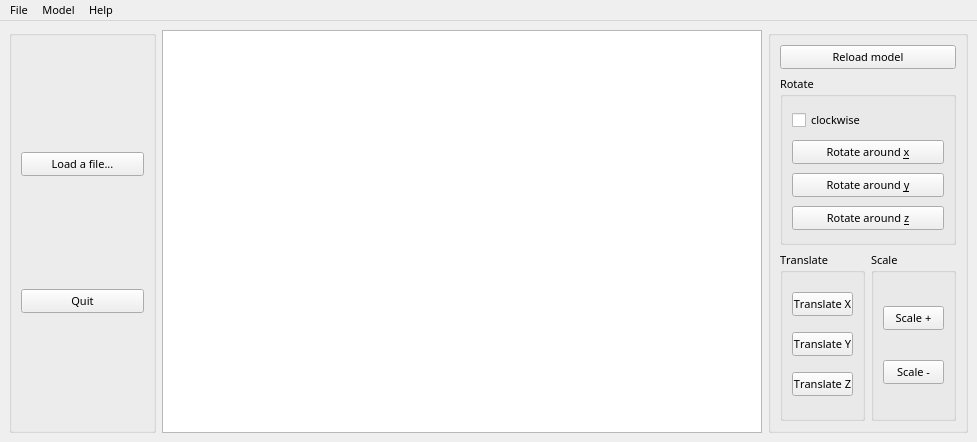
First picture: the form in obj_viewer/gui/layout.ui, repository koniiiik/obj_viewer, before the edit.
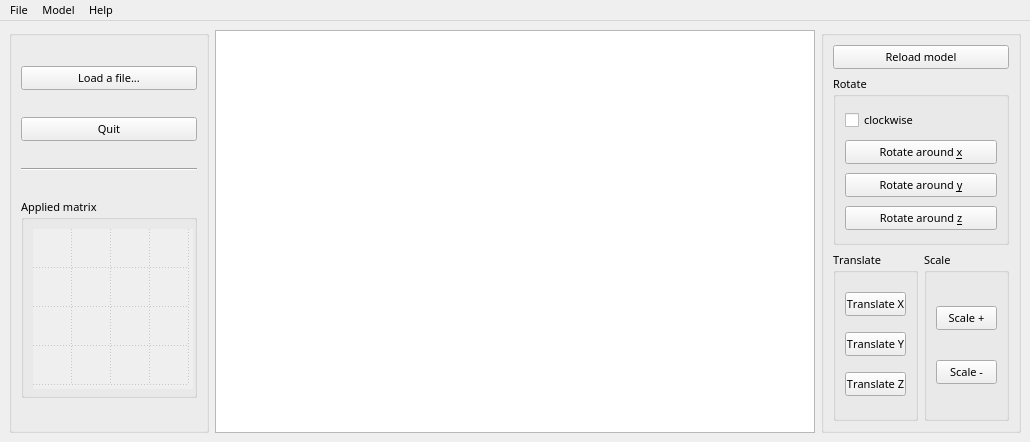
Second picture: the form after the edit.

Diff of the .ui file:
```diff
--- a/obj_viewer/gui/layout.ui
+++ b/obj_viewer/gui/layout.ui
@@ -6,7 +6,7 @@
    <rect>
     <x>0</x>
     <y>0</y>
-    <width>977</width>
+    <width>1030</width>
     <height>442</height>
    </rect>
   </property>
@@ -49,13 +49,13 @@
      <widget class="QGroupBox" name="leftBox">
       <property name="minimumSize">
        <size>
-        <width>147</width>
+        <width>200</width>
         <height>0</height>
        </size>
       </property>
       <property name="maximumSize">
        <size>
-        <width>147</width>
+        <width>200</width>
         <height>16777215</height>
        </size>
       </property>
@@ -79,13 +79,98 @@
          </property>
         </widget>
        </item>
-       <item row="1" column="0">
+       <item row="2" column="0">
         <widget class="QPushButton" name="quitButton">
          <property name="text">
           <string>Quit</string>
          </property>
         </widget>
        </item>
+       <item row="3" column="0">
+        <widget class="Line" name="line">
+         <property name="orientation">
+          <enum>Qt::Horizontal</enum>
+         </property>
+        </widget>
+       </item>
+       <item row="4" column="0">
+        <widget class="QGroupBox" name="matrixBox">
+         <property name="minimumSize">
+          <size>
+           <width>0</width>
+           <height>200</height>
+          </size>
+         </property>
+         <property name="maximumSize">
+          <size>
+           <width>16777215</width>
+           <height>200</height>
+          </size>
+         </property>
+         <property name="title">
+          <string>Applied matrix</string>
+         </property>
+         <layout class="QVBoxLayout" name="verticalLayout_4">
+          <item>
+           <widget class="QTableWidget" name="matrixView">
+            <property name="enabled">
+             <bool>false</bool>
+            </property>
+            <property name="minimumSize">
+             <size>
+              <width>160</width>
+              <height>160</height>
+             </size>
+            </property>
+            <property name="maximumSize">
+             <size>
+              <width>160</width>
+              <height>160</height>
+             </size>
+            </property>
+            <property name="frameShape">
+             <enum>QFrame::NoFrame</enum>
+            </property>
+            <property name="dragDropOverwriteMode">
+             <bool>false</bool>
+            </property>
+            <property name="gridStyle">
+             <enum>Qt::DotLine</enum>
+            </property>
+            <property name="cornerButtonEnabled">
+             <bool>false</bool>
+            </property>
+            <property name="rowCount">
+             <number>4</number>
+            </property>
+            <property name="columnCount">
+             <number>4</number>
+            </property>
+            <attribute name="horizontalHeaderVisible">
+             <bool>false</bool>
+            </attribute>
+            <attribute name="horizontalHeaderDefaultSectionSize">
+             <number>39</number>
+            </attribute>
+            <attribute name="verticalHeaderVisible">
+             <bool>false</bool>
+            </attribute>
+            <attribute name="verticalHeaderDefaultSectionSize">
+             <number>39</number>
+            </attribute>
+            <row/>
+            <row/>
+            <row/>
+            <row/>
+            <column/>
+            <column/>
+            <column/>
+            <column/>
+           </widget>
+          </item>
+         </layout>
+        </widget>
+       </item>
       </layout>
      </widget>
     </item>
@@ -109,18 +194,12 @@
       <layout class="QGridLayout" name="gridLayout_3">
        <item row="6" column="0">
         <widget class="QGroupBox" name="translationBox">
-         <property name="enabled">
-          <bool>true</bool>
-         </property>
          <property name="title">
           <string>Translate</string>
          </property>
          <layout class="QVBoxLayout" name="verticalLayout_2">
           <item>
            <widget class="QPushButton" name="translateXButton">
-            <property name="enabled">
-             <bool>true</bool>
-            </property>
             <property name="text">
              <string>Translate X</string>
             </property>
@@ -128,9 +207,6 @@
           </item>
           <item>
            <widget class="QPushButton" name="translateYButton">
-            <property name="enabled">
-             <bool>true</bool>
-            </property>
             <property name="styleSheet">
              <string notr="true">alternate-background-color: rgb(255, 255, 0);</string>
             </property>
@@ -141,9 +217,6 @@
           </item>
           <item>
            <widget class="QPushButton" name="translateZButton">
-            <property name="enabled">
-             <bool>true</bool>
-            </property>
             <property name="text">
              <string>Translate Z</string>
             </property>
@@ -154,28 +227,19 @@
        </item>
        <item row="6" column="1">
         <widget class="QGroupBox" name="scalingBox">
-         <property name="enabled">
-          <bool>true</bool>
-         </property>
          <property name="title">
           <string>Scale</string>
          </property>
          <layout class="QVBoxLayout" name="verticalLayout_3">
           <item>
-           <widget class="QPushButton" name="scalePlusButton">
-            <property name="enabled">
-             <bool>true</bool>
-            </property>
+           <widget class="QPushButton" name="scaleUpButton">
             <property name="text">
              <string>Scale +</string>
             </property>
            </widget>
           </item>
           <item>
-           <widget class="QPushButton" name="scaleMinusButton">
-            <property name="enabled">
-             <bool>true</bool>
-            </property>
+           <widget class="QPushButton" name="scaleDownButton">
             <property name="text">
              <string>Scale -</string>
             </property>
@@ -186,9 +250,6 @@
        </item>
        <item row="3" column="0" colspan="2">
         <widget class="QGroupBox" name="rotationBox">
-         <property name="enabled">
-          <bool>true</bool>
-         </property>
          <property name="sizePolicy">
           <sizepolicy hsizetype="Preferred" vsizetype="Preferred">
            <horstretch>0</horstretch>
@@ -204,9 +265,6 @@
          <layout class="QVBoxLayout" name="verticalLayout">
           <item>
            <widget class="QCheckBox" name="clockwiseCheck">
-            <property name="enabled">
-             <bool>true</bool>
-            </property>
             <property name="text">
              <string>clockwise</string>
             </property>
@@ -214,9 +272,6 @@
           </item>
           <item>
            <widget class="QPushButton" name="rotateXButton">
-            <property name="enabled">
-             <bool>true</bool>
-            </property>
             <property name="text">
              <string>Rotate around &amp;x</string>
             </property>
@@ -224,9 +279,6 @@
           </item>
           <item>
            <widget class="QPushButton" name="rotateYButton">
-            <property name="enabled">
-             <bool>true</bool>
-            </property>
             <property name="text">
              <string>Rotate around &amp;y</string>
             </property>
@@ -234,9 +286,6 @@
           </item>
           <item>
            <widget class="QPushButton" name="rotateZButton">
-            <property name="enabled">
-             <bool>true</bool>
-            </property>
             <property name="text">
              <string>Rotate around &amp;z</string>
             </property>
@@ -247,9 +296,6 @@
        </item>
        <item row="0" column="0" colspan="2">
         <widget class="QPushButton" name="reloadButton">
-         <property name="enabled">
-          <bool>true</bool>
-         </property>
          <property name="toolTip">
           <string>Reset the model to its original state.</string>
          </property>
@@ -268,7 +314,7 @@
     <rect>
      <x>0</x>
      <y>0</y>
-     <width>977</width>
+     <width>1030</width>
      <height>24</height>
     </rect>
    </property>
```
